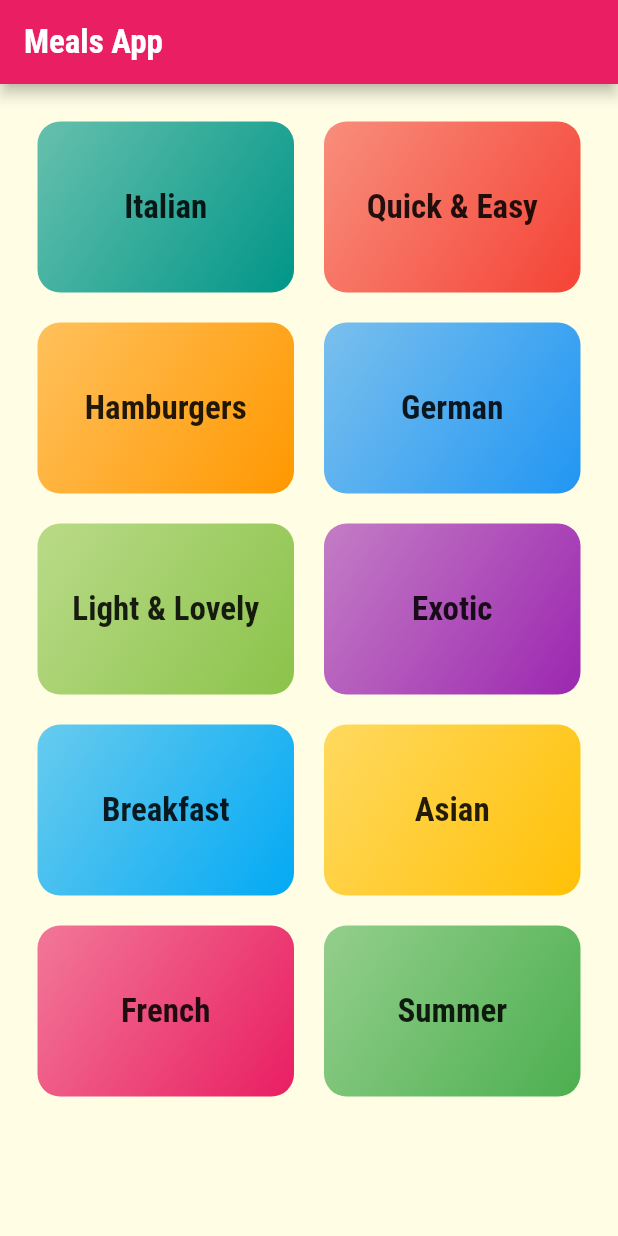
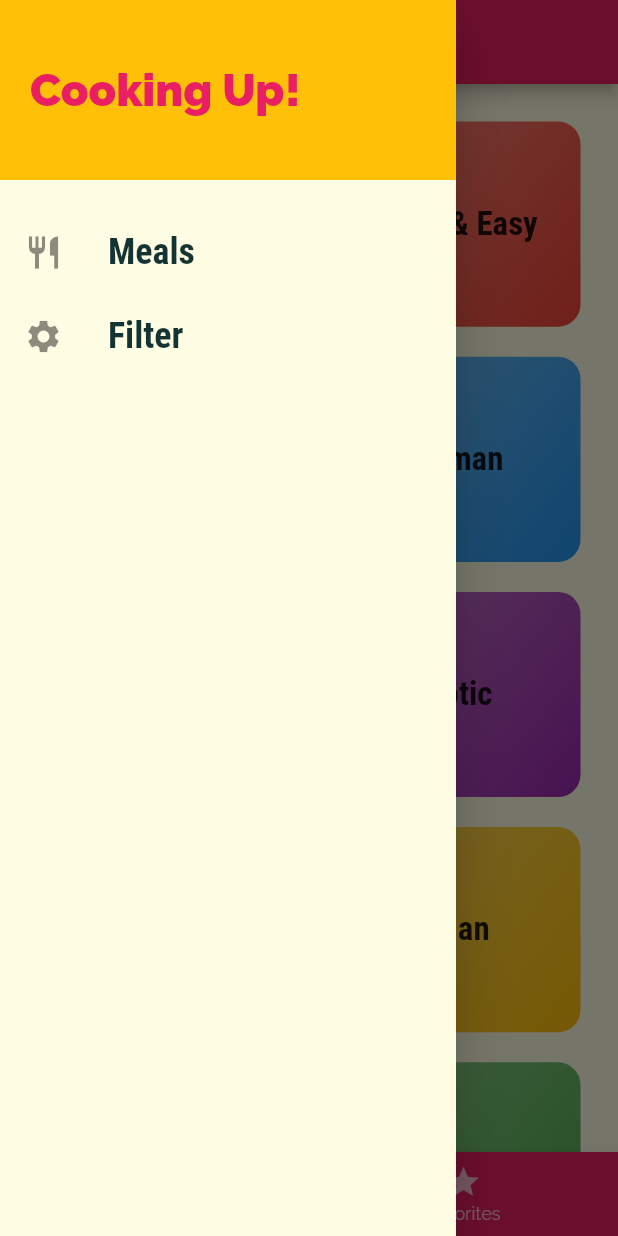
Before and after one commit to Abid-Hasan/fnd-meals-app, a Flutter app: the screen it shows after launch, with the side drawer open (before the commit the screen has no drawer), on a phone screen of 412 x 824 dp. Run offline on Flutter 3.47's test engine with Material 2 defaults, Android fonts, the phone set to English and light mode, and no system bars.

Commit message:
Finish filtering

```diff
--- a/lib/main.dart
+++ b/lib/main.dart
@@ -2,13 +2,44 @@
 
 import 'package:flutter/material.dart';
 
+import './dummy_data.dart';
+import './screens/filters_screen.dart';
+import './screens/tabs_screen.dart';
 import './screens/category_meals_screen.dart';
 import './screens/meal_detail_screen.dart';
 import './screens/categories_screen.dart';
+import './models/meal.dart';
 
 void main() => runApp(MyApp());
 
-class MyApp extends StatelessWidget {
+class MyApp extends StatefulWidget {
+  @override
+  State<MyApp> createState() => _MyAppState();
+}
+
+class _MyAppState extends State<MyApp> {
+  Map<String, bool> _filters = {
+    'glutenFree': false,
+    'lactoseFree': false,
+    'vegetarian': false,
+    'vegan': false,
+  };
+
+  List<Meal> _availableMeals = DUMMY_MEALS;
+
+  void _setFilters(Map<String, bool> newFilters) {
+    setState(() {
+      _filters = newFilters;
+      _availableMeals = DUMMY_MEALS.where((meal) {
+        if (_filters['glutenFree'] && !meal.isGlutenFree) return false;
+        if (_filters['lactoseFree'] && !meal.isLactoseFree) return false;
+        if (_filters['vegetarian'] && !meal.isVegetarian) return false;
+        if (_filters['vegan'] && !meal.isVegan) return false;
+        return true;
+      }).toList();
+    });
+  }
+
   @override
   Widget build(BuildContext context) {
     return MaterialApp(
@@ -32,12 +63,14 @@ class MyApp extends StatelessWidget {
                   fontWeight: FontWeight.w800),
             ),
       ),
-      // home: CategoriesScreen(), (not needed anymore; "/" route is declared)
 
       routes: {
-        "/": (context) => CategoriesScreen(),
-        CategoryMealsScreen.routeName: (context) => CategoryMealsScreen(),
+        "/": (context) => TabsScreen(),
+        CategoryMealsScreen.routeName: (context) =>
+            CategoryMealsScreen(_availableMeals),
         MealDetailScreen.routeName: (context) => MealDetailScreen(),
+        FiltersScreen.routeName: (context) =>
+            FiltersScreen(_filters, _setFilters),
       },
 
       initialRoute: "/", // not necessary for "/" because this is the default
--- a/lib/screens/categories_screen.dart
+++ b/lib/screens/categories_screen.dart
@@ -6,13 +6,11 @@ import '../dummy_data.dart';
 class CategoriesScreen extends StatelessWidget {
   @override
   Widget build(BuildContext context) {
-    return Scaffold(
-      appBar: AppBar(title: const Text("Meals App")),
-      body: GridView(
+    return GridView(
       padding: const EdgeInsets.all(25),
       gridDelegate: SliverGridDelegateWithMaxCrossAxisExtent(
         maxCrossAxisExtent: 200,
-          childAspectRatio: 3 / 2,
+        childAspectRatio: 5 / 4,
         crossAxisSpacing: 20,
         mainAxisSpacing: 20,
       ),
@@ -25,7 +23,6 @@ class CategoriesScreen extends StatelessWidget {
             ),
           )
           .toList(),
-      ),
     );
   }
 }
--- /dev/null
+++ b/lib/screens/tabs_screen.dart
@@ -0,0 +1,59 @@
+import 'package:flutter/material.dart';
+
+import '../widgets/main_drawer.dart';
+import '../screens/categories_screen.dart';
+import '../screens/favorites_screen.dart';
+
+class TabsScreen extends StatefulWidget {
+  const TabsScreen({Key key}) : super(key: key);
+
+  @override
+  State<TabsScreen> createState() => _TabsScreenState();
+}
+
+class _TabsScreenState extends State<TabsScreen> {
+  final List<Map<String, Object>> _pages = [
+    {
+      'page': CategoriesScreen(),
+      'title': 'Categories',
+    },
+    {
+      'page': FavoritesScreen(),
+      'title': 'Favorites',
+    },
+  ];
+
+  int _selectedPageIndex = 0;
+
+  void _selectPage(int index) {
+    setState(() {
+      _selectedPageIndex = index;
+    });
+  }
+
+  @override
+  Widget build(BuildContext context) {
+    return Scaffold(
+      appBar: AppBar(title: Text(_pages[_selectedPageIndex]['title'])),
+      drawer: MainDrawer(),
+      body: _pages[_selectedPageIndex]['page'],
+      bottomNavigationBar: BottomNavigationBar(
+        onTap: _selectPage,
+        backgroundColor: Theme.of(context).primaryColor,
+        selectedItemColor: Colors.white,
+        unselectedItemColor: Colors.white70,
+        currentIndex: _selectedPageIndex,
+        items: [
+          BottomNavigationBarItem(
+            icon: Icon(Icons.category),
+            label: "Categories",
+          ),
+          BottomNavigationBarItem(
+            icon: Icon(Icons.star),
+            label: "Favorites",
+          ),
+        ],
+      ),
+    );
+  }
+}
--- /dev/null
+++ b/lib/widgets/main_drawer.dart
@@ -0,0 +1,56 @@
+// ignore_for_file: deprecated_member_use
+
+import 'package:flutter/material.dart';
+import '../screens/filters_screen.dart';
+
+class MainDrawer extends StatelessWidget {
+  const MainDrawer({Key key}) : super(key: key);
+
+  Widget _buildListTile(String title, IconData icon, Function tapHandler) {
+    return ListTile(
+      leading: Icon(
+        icon,
+        size: 26,
+      ),
+      title: Text(
+        title,
+        style: TextStyle(
+            fontFamily: 'RobotoCondensed',
+            fontSize: 24,
+            fontWeight: FontWeight.bold),
+      ),
+      onTap: tapHandler,
+    );
+  }
+
+  @override
+  Widget build(BuildContext context) {
+    return Drawer(
+      child: Column(
+        children: [
+          Container(
+            height: 120,
+            width: double.infinity,
+            padding: EdgeInsets.all(20),
+            alignment: Alignment.centerLeft,
+            color: Theme.of(context).accentColor,
+            child: Text(
+              'Cooking Up!',
+              style: TextStyle(
+                  fontWeight: FontWeight.w900,
+                  fontSize: 30,
+                  color: Theme.of(context).primaryColor),
+            ),
+          ),
+          SizedBox(height: 20),
+          _buildListTile('Meals', Icons.restaurant, () {
+            Navigator.of(context).pushReplacementNamed('/');
+          }),
+          _buildListTile('Filter', Icons.settings, () {
+            Navigator.of(context).pushReplacementNamed(FiltersScreen.routeName);
+          }),
+        ],
+      ),
+    );
+  }
+}
```
Also changed, not shown: lib/screens/category_meals_screen.dart (+5 -3 lines), lib/screens/favorites_screen.dart (added, +10 -0 lines), lib/screens/filters_screen.dart (added, +120 -0 lines), lib/screens/meal_detail_screen.dart (+9 -2 lines). Lines whose indentation alone changed are shown as unchanged.
